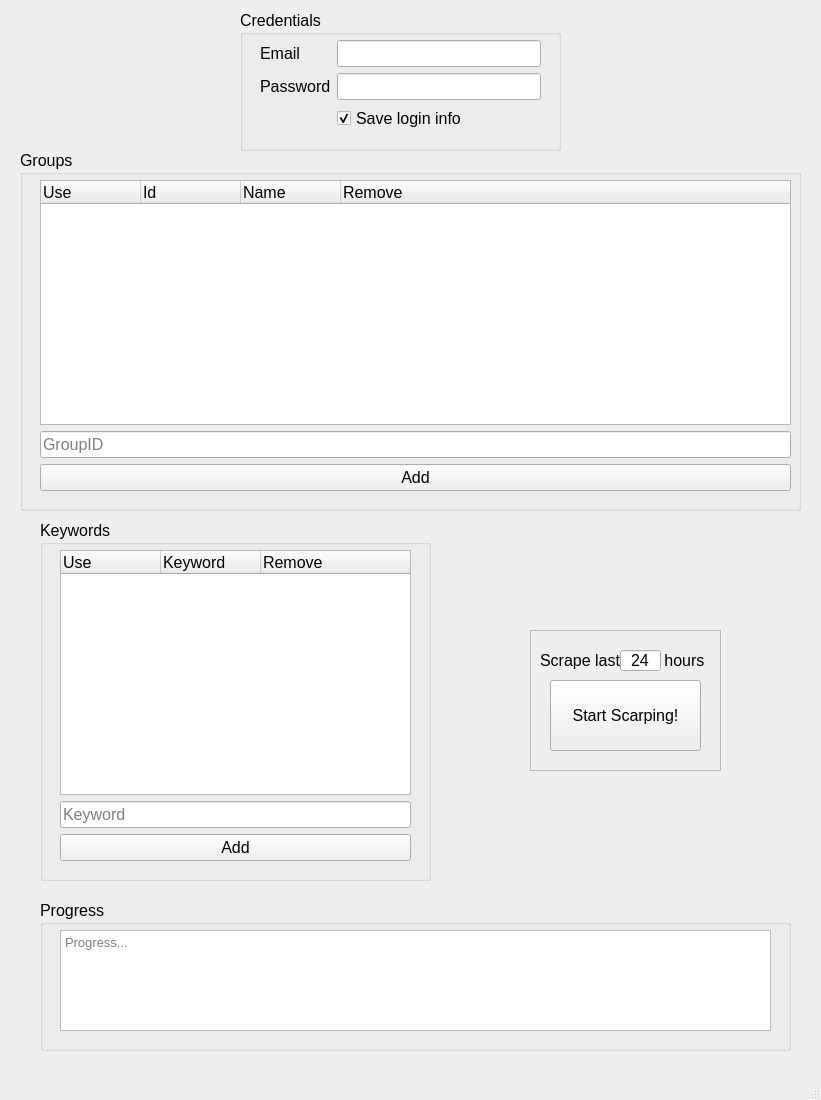
shai-raz/Facebook-Group-Scraper, file gui.ui: the form before one commit.
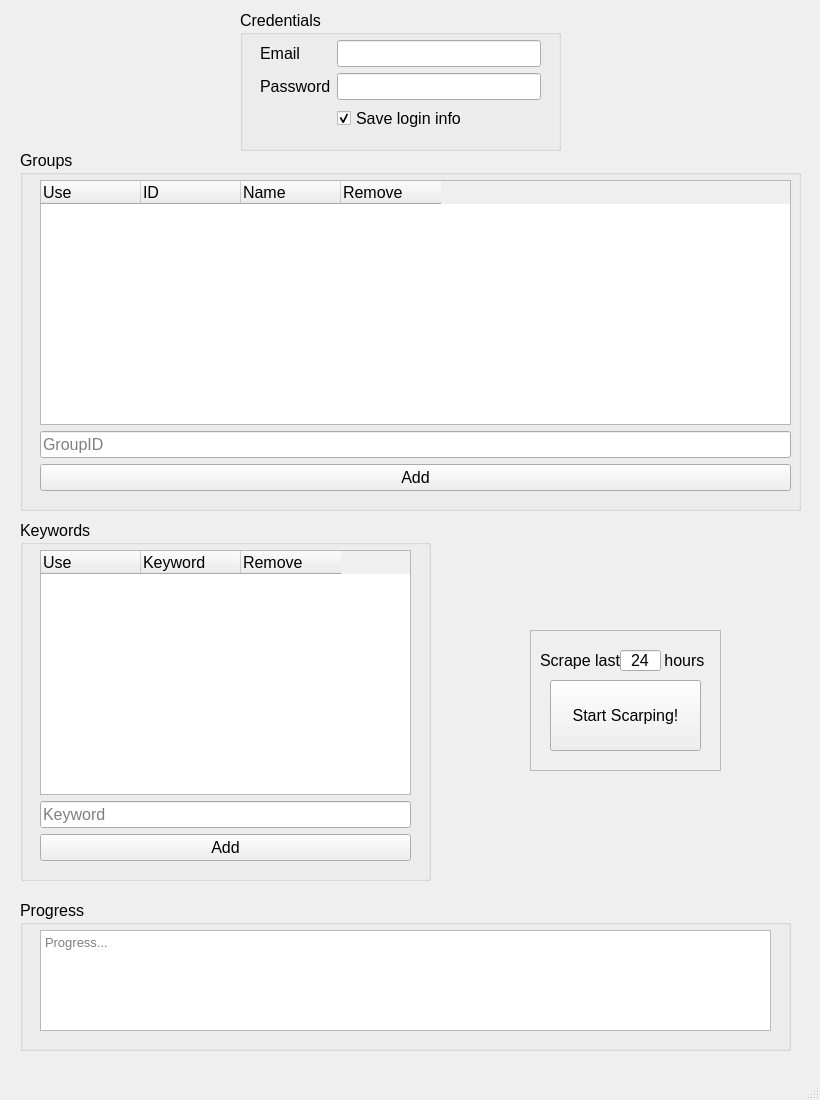
The form after the commit.

```diff
--- a/gui.ui
+++ b/gui.ui
@@ -6,7 +6,7 @@
    <rect>
     <x>0</x>
     <y>0</y>
-    <width>821</width>
+    <width>820</width>
     <height>1100</height>
    </rect>
   </property>
@@ -22,9 +22,9 @@
    <widget class="QGroupBox" name="groupBox">
     <property name="geometry">
      <rect>
-      <x>40</x>
+      <x>20</x>
       <y>520</y>
-      <width>391</width>
+      <width>411</width>
       <height>361</height>
      </rect>
     </property>
@@ -36,13 +36,19 @@
       <rect>
        <x>20</x>
        <y>30</y>
-       <width>351</width>
+       <width>371</width>
        <height>311</height>
       </rect>
      </property>
      <layout class="QVBoxLayout" name="verticalLayout">
       <item>
        <widget class="QTreeWidget" name="keywords_list">
+        <property name="selectionMode">
+         <enum>QAbstractItemView::NoSelection</enum>
+        </property>
+        <attribute name="headerStretchLastSection">
+         <bool>false</bool>
+        </attribute>
         <column>
          <property name="text">
           <string>Use</string>
@@ -72,6 +78,12 @@
         <property name="text">
          <string>Add</string>
         </property>
+        <property name="autoDefault">
+         <bool>false</bool>
+        </property>
+        <property name="default">
+         <bool>false</bool>
+        </property>
        </widget>
       </item>
      </layout>
@@ -106,6 +118,12 @@
      <layout class="QVBoxLayout" name="verticalLayout_2">
       <item>
        <widget class="QTreeWidget" name="groups_list">
+        <property name="selectionMode">
+         <enum>QAbstractItemView::NoSelection</enum>
+        </property>
+        <attribute name="headerStretchLastSection">
+         <bool>false</bool>
+        </attribute>
         <column>
          <property name="text">
           <string>Use</string>
@@ -113,7 +131,7 @@
         </column>
         <column>
          <property name="text">
-          <string>Id</string>
+          <string>ID</string>
          </property>
         </column>
         <column>
@@ -307,9 +325,9 @@
    <widget class="QGroupBox" name="groupBox_4">
     <property name="geometry">
      <rect>
-      <x>40</x>
+      <x>20</x>
       <y>900</y>
-      <width>751</width>
+      <width>771</width>
       <height>151</height>
      </rect>
     </property>
@@ -321,7 +339,7 @@
       <rect>
        <x>20</x>
        <y>30</y>
-       <width>711</width>
+       <width>731</width>
        <height>101</height>
       </rect>
      </property>
```
Left out of the diff: 8 changed lines with no effect on the pictures.
